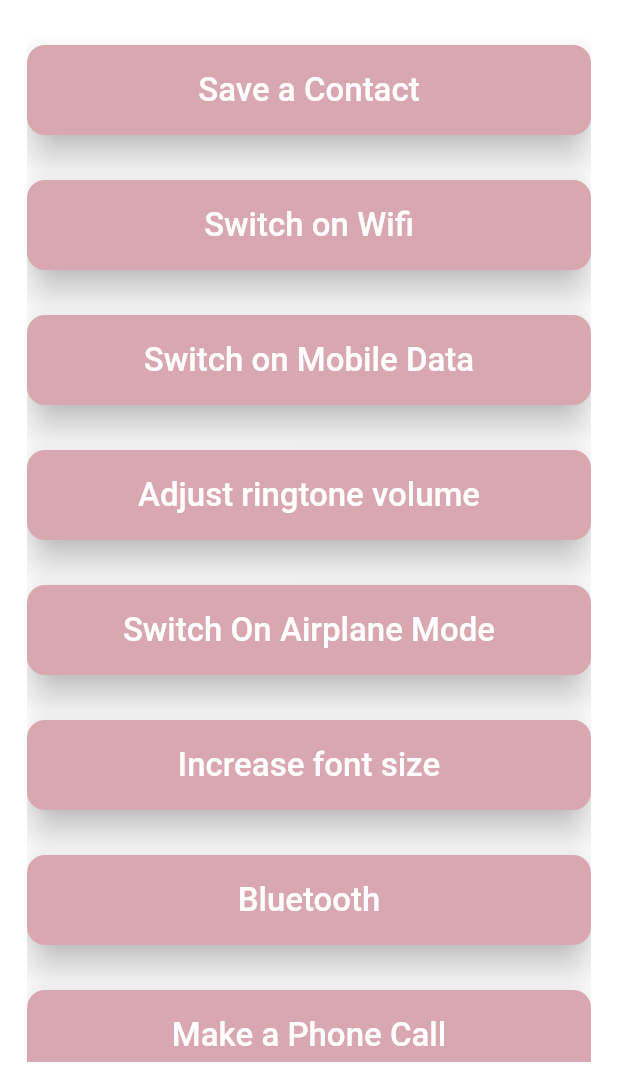
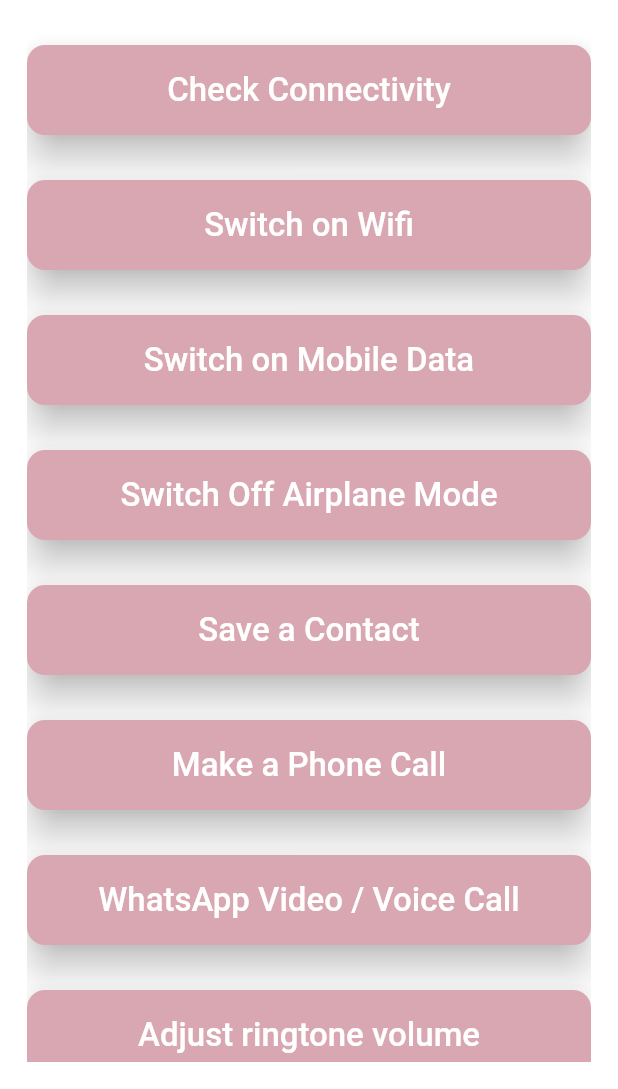
Before and after one commit to jahnavi2k/EldBud, a Flutter app: the Instructions screen opened by its route, after a tap on an icon or button, on a phone screen of 412 x 824 dp, the part 147-1236 px from its top. Run offline on Flutter 3.47's test engine with Material 2 defaults, Android fonts, the phone set to English and light mode, and no system bars; our stand-ins replace connectivity_plus, contacts_service, form_field_validator, permission_handler; missing offline and left inert: app_settings, flutter_launch, fluttercontactpicker, open_settings, system_settings; Roboto replaces fonts that are missing (Mon); project files that could hold a hidden picture were left out.

Commit message:
Added connectivity, did some other modifications

```diff
--- a/lib/main.dart
+++ b/lib/main.dart
@@ -1,4 +1,5 @@
 import 'package:we_project/pages/ContactPicker.dart';
+import 'package:we_project/pages/connectivity.dart';
 import 'package:we_project/pages/fontSize.dart';
 import 'package:we_project/pages/playstore.dart';
 import 'package:we_project/pages/video_call.dart';
@@ -32,6 +33,7 @@ void main() {
       'nativeContactPicker' : (context) => MainWidget(),
       'voice_call': (context) => VoiceCall(),
       'video_call': (context) => VideoCall(),
+      'con_check': (context) => Con(),
     },
   ));
 }
--- a/lib/pages/instructions.dart
+++ b/lib/pages/instructions.dart
@@ -44,15 +44,16 @@ class _InstructionsState extends State<Instructions> {
                     Padding(
                       padding: const EdgeInsets.fromLTRB(8.0, 10.0, 8.0, 0.0),
                       child: Text(
-                        'Hello, we hope you are having a fantastic day. \nStuck somewhere? Don\'t worry '
-                            'we got you. We \nwill take you through these few easy steps to \nmanage whatever these nasty things '
-                            'troubled \nyou with.The instructions go as : \n\n'
-                            '1. Once you move to the questions page select \nwhatever you are stuck at.\n\n'
-                            '2. It will redirect you to a page that will explain \nyou to what to do.'
-                            'Follow the instructions on that \npage carefully :).'
-                            '\n\nIt was easy right, these things just act '
+                        'Hello, we hope you are having a fantastic day. \n \nStuck somewhere? Don\'t worry, '
+                            'we got you❤\nWe will take you through a few easy steps to \nmanage whatever '
+                            'troubled you. \n \n The instructions go as : \n\n'
+                            '1. After pressing the View Questions button, \n    select whatever you are stuck at.\n\n'
+                            '2. It will redirect you to a page that will explain \n    you to what to do.'
+                            ' Just look at the one or two \n    instructions on that page carefully :).'
+                            ' \n \n3. Press the Got it button once you have \n    understood'
+                            '\n\nIt was easy, right? These things just act '
                             'nasty \nsometimes, just like your kids. Since, we can\'t be \nof any help there, we can hopefully help '
-                            'you \nmanage one of the notorious things around you ;).',
+                            'you \nmanage one of the notorious things around you ;)',
 
                         style: TextStyle(
                           fontSize: 18.0,
--- a/lib/pages/playstore.dart
+++ b/lib/pages/playstore.dart
@@ -23,7 +23,7 @@ class _PlayStore extends State<PlayStore> {
               Padding(
                 padding: const EdgeInsets.fromLTRB(20.0, 10.0, 0.0, 0.0),
                 child: Text(
-                  'Step1- Search for the app and \n             click on "Install."               ',
+                  'Step1- Search for the app you want \n            to install and click on \n            "Install."  ',
                   style: TextStyle(
                     fontSize: 20.0,
                     fontFamily: 'Mon',
--- a/lib/pages/questions.dart
+++ b/lib/pages/questions.dart
@@ -77,22 +77,22 @@ class _QuestionsState extends State<Questions> {
                 ),
 
               ),
-
               SizedBox(height: 30.0,),
               Container(
                   child: ElevatedButton(
                     child: Text(
-                      "Save a Contact",
+                      "Check Connectivity",
                       style: TextStyle(
                         fontSize: 22.0,
                         fontFamily: 'Mon',
-
                       ),
                     ),
-                    onPressed: () => _askPermissions('add'),
+                    onPressed: () {
+                      Navigator.pushNamed(context, 'con_check');
+                    },
                     style: ElevatedButton.styleFrom(
                       fixedSize: Size(140.0,60.0),
-                      primary: Color(0xffD8A7B1),
+                      primary: Color(0xFFD8A7B1),
                       onPrimary: Color(0XFFFFFFFF),
                       shadowColor: Colors.black,
                       elevation: 10.0,
@@ -100,9 +100,9 @@ class _QuestionsState extends State<Questions> {
                         borderRadius: BorderRadius.circular(12.0),
                       ),
                     ),
-
                   )
               ),
+
 
               SizedBox(height: 30.0,),
               Container(
@@ -157,37 +157,12 @@ class _QuestionsState extends State<Questions> {
                     ),
                   )
               ),
+
               SizedBox(height: 30.0,),
               Container(
                   child: ElevatedButton(
                     child: Text(
-                      "Adjust ringtone volume",
-                      style: TextStyle(
-                        fontSize: 22.0,
-                        fontFamily: 'Mon',
-
-                      ),
-                    ),
-                    onPressed: () {
-                      Navigator.pushNamed(context,'ringtonevolume');
-                    },
-                    style: ElevatedButton.styleFrom(
-                      fixedSize: Size(140.0,60.0),
-                      primary: Color(0xFFD8A7B1),
-                      onPrimary: Color(0XFFFFFFFF),
-                      shadowColor: Colors.black,
-                      elevation: 10.0,
-                      shape: RoundedRectangleBorder(
-                        borderRadius: BorderRadius.circular(12.0),
-                      ),
-                    ),
-                  )
-              ),
-              SizedBox(height: 30.0,),
-              Container(
-                  child: ElevatedButton(
-                    child: Text(
-                      "Switch On Airplane Mode",
+                      "Switch Off Airplane Mode",
                       style: TextStyle(
                         fontSize: 22.0,
                         fontFamily: 'Mon',
@@ -213,7 +188,34 @@ class _QuestionsState extends State<Questions> {
               Container(
                   child: ElevatedButton(
                     child: Text(
-                      "Increase font size",
+                      "Save a Contact",
+                      style: TextStyle(
+                        fontSize: 22.0,
+                        fontFamily: 'Mon',
+
+                      ),
+                    ),
+                    onPressed: () => _askPermissions('add'),
+                    style: ElevatedButton.styleFrom(
+                      fixedSize: Size(140.0,60.0),
+                      primary: Color(0xffD8A7B1),
+                      onPrimary: Color(0XFFFFFFFF),
+                      shadowColor: Colors.black,
+                      elevation: 10.0,
+                      shape: RoundedRectangleBorder(
+                        borderRadius: BorderRadius.circular(12.0),
+                      ),
+                    ),
+
+                  )
+              ),
+
+
+              SizedBox(height: 30.0,),
+              Container(
+                  child: ElevatedButton(
+                    child: Text(
+                      "Make a Phone Call",
                       style: TextStyle(
                         fontSize: 22.0,
                         fontFamily: 'Mon',
@@ -221,33 +223,7 @@ class _QuestionsState extends State<Questions> {
                       ),
                     ),
                     onPressed: () {
-                      Navigator.pushNamed(context,'fontSize');
-                    },
-                    style: ElevatedButton.styleFrom(
-                      fixedSize: Size(140.0,60.0),
-                      primary: Color(0xFFD8A7B1),
-                      onPrimary: Color(0XFFFFFFFF),
-                      shadowColor: Colors.black,
-                      elevation: 10.0,
-                      shape: RoundedRectangleBorder(
-                        borderRadius: BorderRadius.circular(12.0),
-                      ),
-                    ),
-                  ),
-              ),
-              SizedBox(height: 30.0,),
-              Container(
-                  child: ElevatedButton(
-                    child: Text(
-                      "Bluetooth",
-                      style: TextStyle(
-                        fontSize: 22.0,
-                        fontFamily: 'Mon',
-
-                      ),
-                    ),
-                    onPressed: () {
-                      SystemSettings.bluetooth();
+                      Navigator.pushNamed(context, 'phone');
                     },
                     style: ElevatedButton.styleFrom(
                       fixedSize: Size(140.0,60.0),
@@ -262,10 +238,35 @@ class _QuestionsState extends State<Questions> {
                   )
               ),
               SizedBox(height: 30.0,),
+
+              Container(
+                child: ElevatedButton(
+                  child: Text(
+                    "WhatsApp Video / Voice Call",
+                    style: TextStyle(
+                      fontSize: 22.0,
+                      fontFamily: 'Mon',
+
+                    ),
+                  ),
+                  onPressed: () => _askPermissions('nativeContactPicker'),
+                  style: ElevatedButton.styleFrom(
+                    fixedSize: Size(140.0,60.0),
+                    primary: Color(0xFFD8A7B1),
+                    onPrimary: Color(0XFFFFFFFF),
+                    shadowColor: Colors.black,
+                    elevation: 10.0,
+                    shape: RoundedRectangleBorder(
+                      borderRadius: BorderRadius.circular(12.0),
+                    ),
+                  ),
+                ),
+              ),
+              SizedBox(height: 30.0,),
               Container(
                   child: ElevatedButton(
                     child: Text(
-                      "Make a Phone Call",
+                      "Adjust ringtone volume",
                       style: TextStyle(
                         fontSize: 22.0,
                         fontFamily: 'Mon',
@@ -273,7 +274,7 @@ class _QuestionsState extends State<Questions> {
                       ),
                     ),
                     onPressed: () {
-                      Navigator.pushNamed(context, 'phone');
+                      Navigator.pushNamed(context,'ringtonevolume');
                     },
                     style: ElevatedButton.styleFrom(
                       fixedSize: Size(140.0,60.0),
@@ -366,19 +367,48 @@ class _QuestionsState extends State<Questions> {
                     ),
                   )
               ),
+
               SizedBox(height: 30.0,),
+              Container(
+                child: ElevatedButton(
+                  child: Text(
+                    "Increase font size",
+                    style: TextStyle(
+                      fontSize: 22.0,
+                      fontFamily: 'Mon',
 
+                    ),
+                  ),
+                  onPressed: () {
+                    Navigator.pushNamed(context,'fontSize');
+                  },
+                  style: ElevatedButton.styleFrom(
+                    fixedSize: Size(140.0,60.0),
+                    primary: Color(0xFFD8A7B1),
+                    onPrimary: Color(0XFFFFFFFF),
+                    shadowColor: Colors.black,
+                    elevation: 10.0,
+                    shape: RoundedRectangleBorder(
+                      borderRadius: BorderRadius.circular(12.0),
+                    ),
+                  ),
+                ),
+              ),
+
+              SizedBox(height: 30.0,),
               Container(
                   child: ElevatedButton(
                     child: Text(
-                      "WhatsApp Call",
+                      "Bluetooth",
                       style: TextStyle(
                         fontSize: 22.0,
                         fontFamily: 'Mon',
 
                       ),
                     ),
-                    onPressed: () => _askPermissions('nativeContactPicker'),
+                    onPressed: () {
+                      SystemSettings.bluetooth();
+                    },
                     style: ElevatedButton.styleFrom(
                       fixedSize: Size(140.0,60.0),
                       primary: Color(0xFFD8A7B1),
@@ -389,9 +419,8 @@ class _QuestionsState extends State<Questions> {
                         borderRadius: BorderRadius.circular(12.0),
                       ),
                     ),
-                  ),
+                  )
               ),
-              SizedBox(height: 30.0,)
             ],
           ),
         ),
--- a/pubspec.yaml
+++ b/pubspec.yaml
@@ -37,6 +37,7 @@ dependencies:
   fluttercontactpicker: ^4.5.1
   flutter_launch: ^0.3.0
   fluttertoast: ^8.0.8
+  connectivity_plus: ^2.0.2
 
 dev_dependencies:
   flutter_test:
```
Also changed, not shown: lib/pages/connectivity.dart (added, +70 -0 lines), pubspec.lock.
